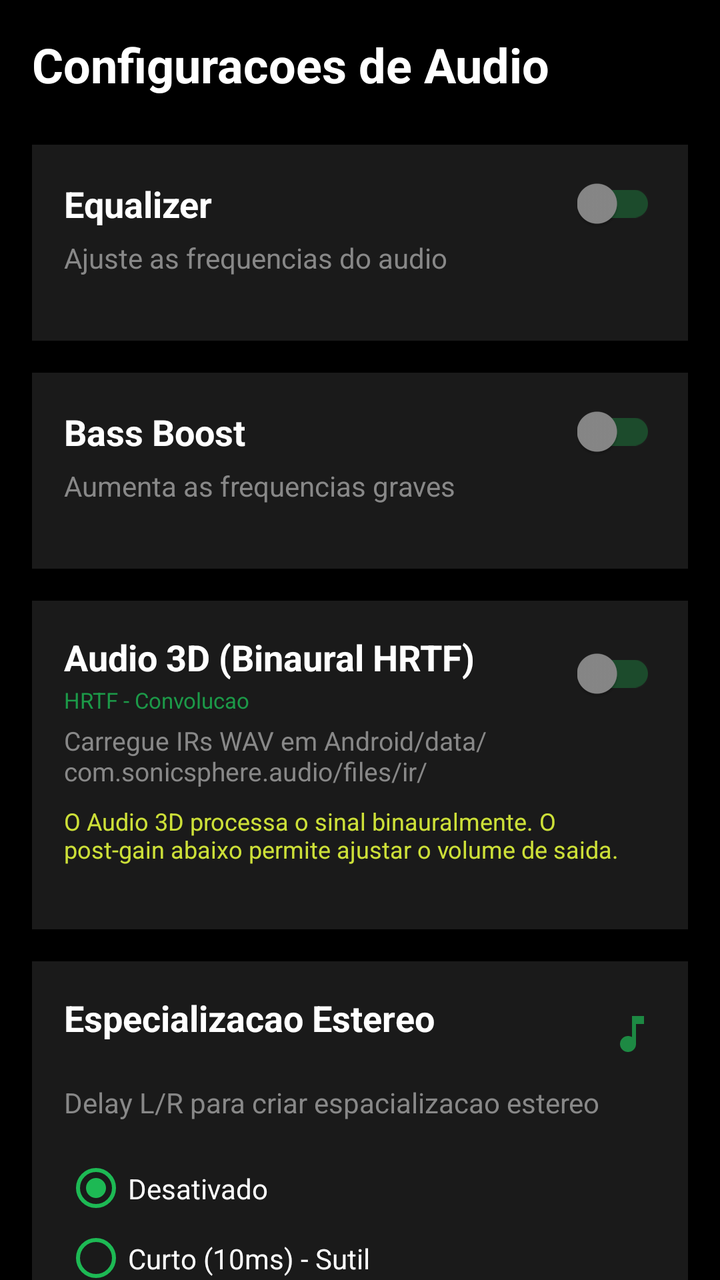
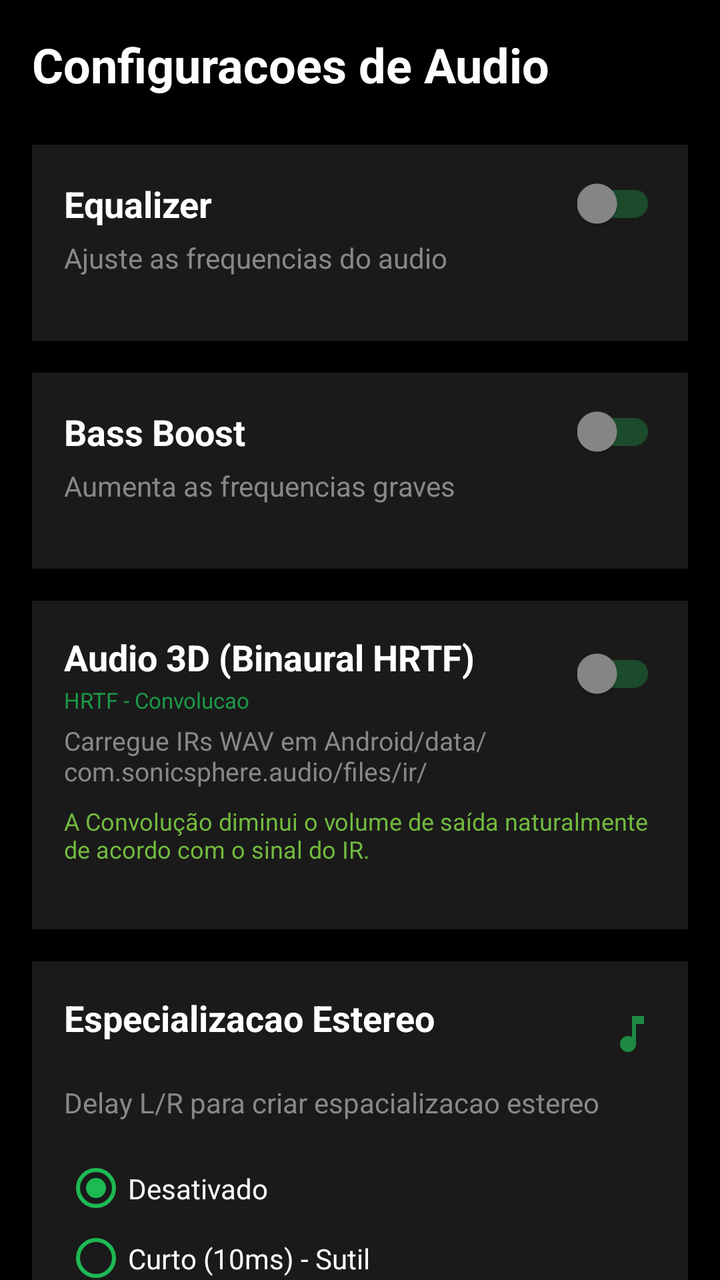

Before-and-after screenshots of an Android layout around one commit, followed by the original layout XML and the change that was made.
<!-- AndroidManifest.xml: application theme Theme.AppCompat.DayNight.DarkActionBar -->
<!-- res/layout/fragment_settings.xml -->
<?xml version="1.0" encoding="utf-8"?>
<ScrollView xmlns:android="http://schemas.android.com/apk/res/android"
    xmlns:app="http://schemas.android.com/apk/res-auto"
    android:layout_width="match_parent"
    android:layout_height="match_parent"
    android:background="@color/black"
    android:fillViewport="true">

    <LinearLayout
        android:layout_width="match_parent"
        android:layout_height="wrap_content"
        android:orientation="vertical"
        android:padding="16dp">

        
        <TextView
            android:id="@+id/textView"
            android:layout_width="match_parent"
            android:layout_height="wrap_content"
            android:text="Configuracoes de Audio"
            android:textColor="@color/white"
            android:textSize="24sp"
            android:textStyle="bold"
            android:layout_marginBottom="24dp" />

        
        <LinearLayout
            android:layout_width="match_parent"
            android:layout_height="wrap_content"
            android:orientation="vertical"
            android:background="#1A1A1A"
            android:padding="16dp"
            android:layout_marginBottom="16dp">

            <LinearLayout
                android:layout_width="match_parent"
                android:layout_height="wrap_content"
                android:orientation="horizontal"
                android:gravity="center_vertical">

                <TextView
                    android:layout_width="0dp"
                    android:layout_height="wrap_content"
                    android:layout_weight="1"
                    android:text="Equalizer"
                    android:textColor="@color/white"
                    android:textSize="18sp"
                    android:textStyle="bold" />

                <androidx.appcompat.widget.SwitchCompat
                    android:id="@+id/switchEqualizer"
                    android:layout_width="wrap_content"
                    android:layout_height="wrap_content"
                    android:theme="@style/SwitchTheme" />

            </LinearLayout>

            <TextView
                android:layout_width="match_parent"
                android:layout_height="wrap_content"
                android:text="Ajuste as frequencias do audio"
                android:textColor="@color/gray"
                android:textSize="14sp"
                android:layout_marginTop="4dp"
                android:layout_marginBottom="16dp" />

            <LinearLayout
                android:id="@+id/equalizerBandsContainer"
                android:layout_width="match_parent"
                android:layout_height="wrap_content"
                android:orientation="vertical"
                android:visibility="gone" />

        </LinearLayout>

        
        <LinearLayout
            android:layout_width="match_parent"
            android:layout_height="wrap_content"
            android:orientation="vertical"
            android:background="#1A1A1A"
            android:padding="16dp"
            android:layout_marginBottom="16dp">

            <LinearLayout
                android:layout_width="match_parent"
                android:layout_height="wrap_content"
                android:orientation="horizontal"
                android:gravity="center_vertical">

                <TextView
                    android:layout_width="0dp"
                    android:layout_height="wrap_content"
                    android:layout_weight="1"
                    android:text="Bass Boost"
                    android:textColor="@color/white"
                    android:textSize="18sp"
                    android:textStyle="bold" />

                <androidx.appcompat.widget.SwitchCompat
                    android:id="@+id/switchBassBoost"
                    android:layout_width="wrap_content"
                    android:layout_height="wrap_content"
                    android:theme="@style/SwitchTheme" />

            </LinearLayout>

            <TextView
                android:layout_width="match_parent"
                android:layout_height="wrap_content"
                android:text="Aumenta as frequencias graves"
                android:textColor="@color/gray"
                android:textSize="14sp"
                android:layout_marginTop="4dp"
                android:layout_marginBottom="16dp" />

            <LinearLayout
                android:id="@+id/bassBoostControlsContainer"
                android:layout_width="match_parent"
                android:layout_height="wrap_content"
                android:orientation="vertical"
                android:visibility="gone">

                <LinearLayout
                    android:layout_width="match_parent"
                    android:layout_height="wrap_content"
                    android:orientation="horizontal"
                    android:gravity="center_vertical"
                    android:layout_marginBottom="8dp">

                    <TextView
                        android:layout_width="wrap_content"
                        android:layout_height="wrap_content"
                        android:text="Intensidade: "
                        android:textColor="@color/white"
                        android:textSize="14sp" />

                    <TextView
                        android:id="@+id/textBassBoostValue"
                        android:layout_width="wrap_content"
                        android:layout_height="wrap_content"
                        android:text="0%"
                        android:textColor="@color/spotify_green"
                        android:textSize="14sp"
                        android:textStyle="bold" />

                </LinearLayout>

                <SeekBar
                    android:id="@+id/seekBarBassBoost"
                    android:layout_width="match_parent"
                    android:layout_height="wrap_content"
                    android:progressTint="@color/spotify_green"
                    android:thumbTint="@color/spotify_green" />

            </LinearLayout>

        </LinearLayout>

        
        <LinearLayout
            android:layout_width="match_parent"
            android:layout_height="wrap_content"
            android:orientation="vertical"
            android:background="#1A1A1A"
            android:padding="16dp"
            android:layout_marginBottom="16dp">

            
            <LinearLayout
                android:layout_width="match_parent"
                android:layout_height="wrap_content"
                android:orientation="horizontal"
                android:gravity="center_vertical">

                <LinearLayout
                    android:layout_width="0dp"
                    android:layout_height="wrap_content"
                    android:layout_weight="1"
                    android:orientation="vertical">

                    <TextView
                        android:layout_width="match_parent"
                        android:layout_height="wrap_content"
                        android:text="Audio 3D (Binaural HRTF)"
                        android:textColor="@color/white"
                        android:textSize="18sp"
                        android:textStyle="bold" />

                    <TextView
                        android:layout_width="match_parent"
                        android:layout_height="wrap_content"
                        android:text="HRTF - Convolucao"
                        android:textColor="@color/spotify_green"
                        android:textSize="11sp"
                        android:layout_marginTop="2dp"
                        android:alpha="0.8" />

                </LinearLayout>

                <androidx.appcompat.widget.SwitchCompat
                    android:id="@+id/switchBinaural"
                    android:layout_width="wrap_content"
                    android:layout_height="wrap_content"
                    android:theme="@style/SwitchTheme" />

            </LinearLayout>

            <TextView
                android:layout_width="match_parent"
                android:layout_height="wrap_content"
                android:text="Carregue IRs WAV em Android/data/com.sonicsphere.audio/files/ir/"
                android:textColor="@color/gray"
                android:textSize="13sp"
                android:layout_marginTop="4dp"
                android:layout_marginBottom="8dp" />

            <TextView
                android:layout_width="match_parent"
                android:layout_height="wrap_content"
                android:text="O Audio 3D processa o sinal binauralmente. O post-gain abaixo permite ajustar o volume de saida."
                android:textColor="#CDE038"
                android:textSize="12sp"
                android:layout_marginBottom="16dp" />

            
            <LinearLayout
                android:id="@+id/binauralSlotsContainer"
                android:layout_width="match_parent"
                android:layout_height="wrap_content"
                android:orientation="vertical"
                android:visibility="gone">

                
                <LinearLayout
                    android:layout_width="match_parent"
                    android:layout_height="wrap_content"
                    android:orientation="horizontal"
                    android:gravity="center_vertical"
                    android:layout_marginBottom="10dp">

                    <LinearLayout
                        android:layout_width="0dp"
                        android:layout_height="wrap_content"
                        android:layout_weight="1"
                        android:orientation="vertical">

                        <TextView
                            android:layout_width="wrap_content"
                            android:layout_height="wrap_content"
                            android:text="LEFT"
                            android:textColor="@color/white"
                            android:textSize="14sp"
                            android:textStyle="bold" />

                        <TextView
                            android:id="@+id/textIrLeft"
                            android:layout_width="wrap_content"
                            android:layout_height="wrap_content"
                            android:text="Padrao (asset)"
                            android:textColor="@color/gray"
                            android:textSize="12sp" />

                    </LinearLayout>

                    <Button
                        android:id="@+id/btnIrLeft"
                        android:layout_width="wrap_content"
                        android:layout_height="36dp"
                        android:text="Trocar"
                        android:textSize="12sp"
                        android:backgroundTint="@color/spotify_green"
                        android:textColor="@color/black" />

                    <Button
                        android:id="@+id/btnIrLeftClear"
                        android:layout_width="wrap_content"
                        android:layout_height="36dp"
                        android:text="X"
                        android:textSize="12sp"
                        android:layout_marginStart="6dp"
                        android:backgroundTint="#333333"
                        android:textColor="@color/gray" />

                </LinearLayout>

                
                <LinearLayout
                    android:layout_width="match_parent"
                    android:layout_height="wrap_content"
                    android:orientation="horizontal"
                    android:gravity="center_vertical"
                    android:layout_marginBottom="16dp">

                    <LinearLayout
                        android:layout_width="0dp"
                        android:layout_height="wrap_content"
                        android:layout_weight="1"
                        android:orientation="vertical">

                        <TextView
                            android:layout_width="wrap_content"
                            android:layout_height="wrap_content"
                            android:text="RIGHT"
                            android:textColor="@color/white"
                            android:textSize="14sp"
                            android:textStyle="bold" />

                        <TextView
                            android:id="@+id/textIrRight"
                            android:layout_width="wrap_content"
                            android:layout_height="wrap_content"
                            android:text="Padrao (asset)"
                            android:textColor="@color/gray"
                            android:textSize="12sp" />

                    </LinearLayout>

                    <Button
                        android:id="@+id/btnIrRight"
                        android:layout_width="wrap_content"
                        android:layout_height="36dp"
                        android:text="Trocar"
                        android:textSize="12sp"
                        android:backgroundTint="@color/spotify_green"
                        android:textColor="@color/black" />

                    <Button
                        android:id="@+id/btnIrRightClear"
                        android:layout_width="wrap_content"
                        android:layout_height="36dp"
                        android:text="X"
                        android:textSize="12sp"
                        android:layout_marginStart="6dp"
                        android:backgroundTint="#333333"
                        android:textColor="@color/gray" />

                </LinearLayout>

            </LinearLayout>

        </LinearLayout>

        
        <LinearLayout
            android:layout_width="match_parent"
            android:layout_height="wrap_content"
            android:orientation="vertical"
            android:background="#1A1A1A"
            android:padding="16dp">

            <LinearLayout
                android:layout_width="match_parent"
                android:layout_height="wrap_content"
                android:orientation="horizontal"
                android:gravity="center_vertical">

                <LinearLayout
                    android:layout_width="0dp"
                    android:layout_height="wrap_content"
                    android:layout_weight="1"
                    android:orientation="vertical">

                    <TextView
                        android:layout_width="match_parent"
                        android:layout_height="wrap_content"
                        android:text="Especializacao Estereo"
                        android:textColor="@color/white"
                        android:textSize="18sp"
                        android:textStyle="bold" />

                    <TextView
                        android:layout_width="match_parent"
                        android:layout_height="wrap_content"
                        android:textColor="@color/spotify_green"
                        android:textSize="11sp"
                        android:layout_marginTop="2dp"
                        android:alpha="0.8" />

                </LinearLayout>

                <ImageView
                    android:layout_width="24dp"
                    android:layout_height="24dp"
                    android:src="@drawable/ic_music_note"
                    android:alpha="0.7"
                    app:tint="@color/spotify_green" />

            </LinearLayout>

            <TextView
                android:layout_width="match_parent"
                android:layout_height="wrap_content"
                android:text="Delay L/R para criar espacializacao estereo"
                android:textColor="@color/gray"
                android:textSize="14sp"
                android:layout_marginTop="4dp"
                android:layout_marginBottom="16dp" />

            <RadioGroup
                android:id="@+id/radioGroupHaas"
                android:layout_width="match_parent"
                android:layout_height="wrap_content"
                android:orientation="vertical">

                <RadioButton
                    android:id="@+id/radioHaasOff"
                    android:layout_width="match_parent"
                    android:layout_height="wrap_content"
                    android:text="Desativado"
                    android:textColor="@color/white"
                    android:buttonTint="@color/spotify_green"
                    android:checked="true"
                    android:paddingVertical="8dp" />

                <RadioButton
                    android:id="@+id/radioHaasShort"
                    android:layout_width="match_parent"
                    android:layout_height="wrap_content"
                    android:text="Curto (10ms) - Sutil"
                    android:textColor="@color/white"
                    android:buttonTint="@color/spotify_green"
                    android:paddingVertical="8dp" />

                <RadioButton
                    android:id="@+id/radioHaasMedium"
                    android:layout_width="match_parent"
                    android:layout_height="wrap_content"
                    android:text="Medio (30ms) - Moderado"
                    android:textColor="@color/white"
                    android:buttonTint="@color/spotify_green"
                    android:paddingVertical="8dp" />

                <RadioButton
                    android:id="@+id/radioHaasLong"
                    android:layout_width="match_parent"
                    android:layout_height="wrap_content"
                    android:text="Longo (50ms) - Intenso"
                    android:textColor="@color/white"
                    android:buttonTint="@color/spotify_green"
                    android:paddingVertical="8dp" />

            </RadioGroup>

        </LinearLayout>

    </LinearLayout>

</ScrollView>
<!-- resources referenced by this layout -->
<resources>
  <color name="black">#FF000000</color>
  <color name="gray">#FF888888</color>
  <color name="spotify_green">#FF1DB954</color>
  <color name="white">#FFFFFFFF</color>
  <!-- drawable ic_music_note (drawable) -->
  <vector xmlns:android="http://schemas.android.com/apk/res/android"
      android:width="24dp"
      android:height="24dp"
      android:viewportWidth="24"
      android:viewportHeight="24">
      <path
          android:fillColor="@color/white"
          android:pathData="M12,3v10.55c-0.59,-0.34 -1.27,-0.55 -2,-0.55 -2.21,0 -4,1.79 -4,4s1.79,4 4,4 4,-1.79 4,-4V7h4V3H12z"/>
  </vector>
  <style name="SwitchTheme">
          <item name="colorControlActivated">@color/spotify_green</item>
          <item name="colorSwitchThumbNormal">@color/gray</item>
          <item name="android:colorForeground">@color/spotify_green</item>
      </style>
</resources>

<!-- the commit's change to res/layout/fragment_settings.xml (unified diff, before → after) -->
@@ -218,8 +218,8 @@
             <TextView
                 android:layout_width="match_parent"
                 android:layout_height="wrap_content"
-                android:text="O Audio 3D processa o sinal binauralmente. O post-gain abaixo permite ajustar o volume de saida."
-                android:textColor="#CDE038"
+                android:text="A Convolução diminui o volume de saída naturalmente de acordo com o sinal do IR."
+                android:textColor="#72BA3F"
                 android:textSize="12sp"
                 android:layout_marginBottom="16dp" />
 
